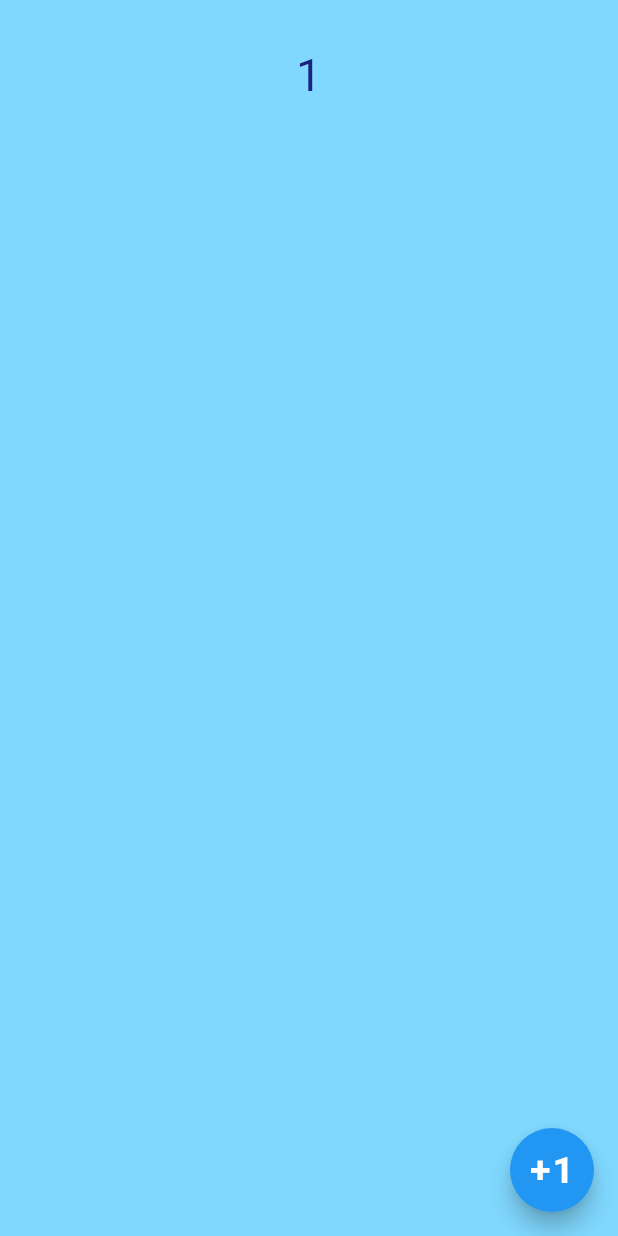
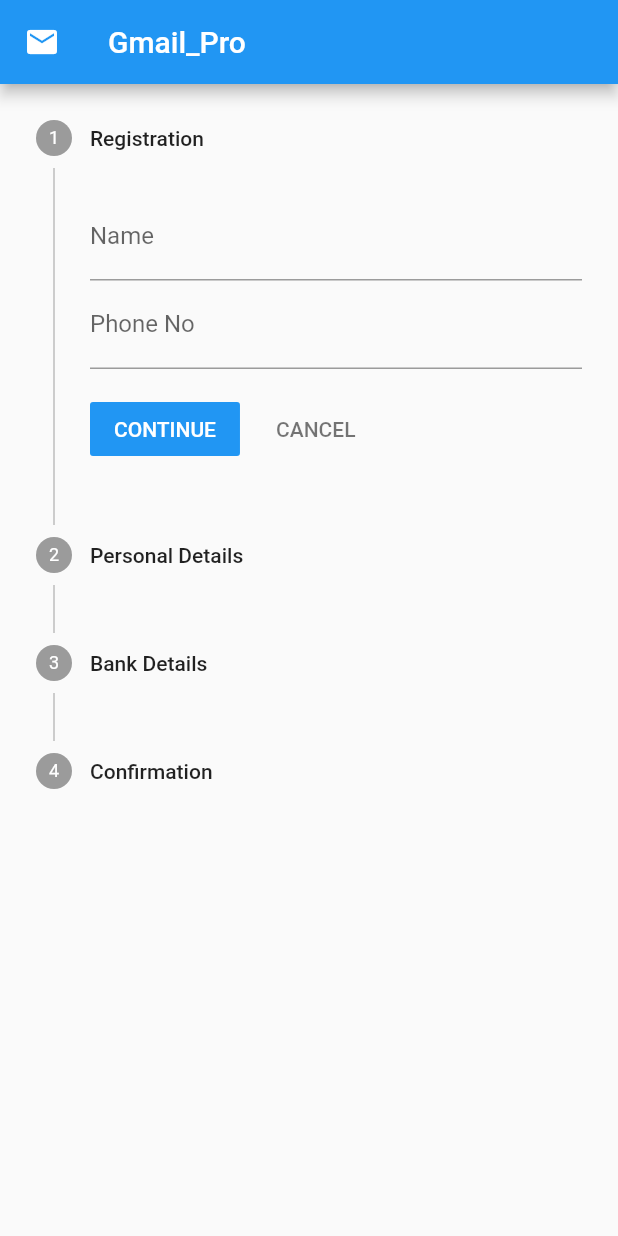
Before and after one commit to VivekTailor19/practice_advance, a Flutter app: the screen it shows after launch, on a phone screen of 412 x 824 dp. Run offline on Flutter 3.47's test engine with Material 2 defaults, Android fonts, the phone set to English and light mode, and no system bars.

Commit message:
Drawer and Stepper

```diff
--- /dev/null
+++ b/lib/drawer_n_stepper/gmaillogin.dart
@@ -0,0 +1,149 @@
+import 'package:flutter/material.dart';
+import 'package:practice/drawer_n_stepper/stepper_provider.dart';
+import 'package:provider/provider.dart';
+
+class Gmail_UI extends StatefulWidget {
+  const Gmail_UI({Key? key}) : super(key: key);
+
+  @override
+  State<Gmail_UI> createState() => _Gmail_UIState();
+}
+
+var scaffoldKey = GlobalKey<ScaffoldState>();
+
+class _Gmail_UIState extends State<Gmail_UI> {
+
+  StepperProvider? spF;
+  StepperProvider? spT;
+
+  @override
+  Widget build(BuildContext context) {
+
+    spF = Provider.of<StepperProvider>(context,listen:false);
+    spT = Provider.of<StepperProvider>(context,listen:true);
+
+    return SafeArea(
+      child: Scaffold(
+        key: scaffoldKey,
+        appBar: AppBar(
+        leading: IconButton(
+          icon: Icon(Icons.mail),
+          onPressed: () {
+            scaffoldKey.currentState?.openDrawer();
+          },
+        ),
+        title: Text("Gmail_Pro"),),
+
+
+        drawer: Drawer(
+
+          child: Column(mainAxisAlignment: MainAxisAlignment.start,
+            children: [
+              SizedBox(height: 20),
+              CircleAvatar(radius: 50,backgroundImage: NetworkImage("https://www.happierhuman.com/wp-content/uploads/2022/07/glass-half-full-type-persons-lessons-learned.jpg"),),
+              SizedBox(height: 20),
+              ListTile(leading: Icon(Icons.photo_library_outlined),title: Text("All inboxes"),),
+              ListTile(leading: Icon(Icons.image_outlined),title: Text("Primary"),),
+              ListTile(leading: Icon(Icons.label),title: Text("Promotions"),),
+              ListTile(leading: Icon(Icons.group),title: Text("Social"),),
+            ],
+          ),
+        ),
+
+
+        body: Stepper(
+          type: StepperType.vertical,
+
+
+          onStepContinue: () {
+            spF!.stepcontinue();
+
+
+
+          },
+          onStepCancel: () {
+            spF!.stepcancel();
+
+
+          },
+          currentStep: spT!.currentstep,
+
+
+
+          steps: [
+            Step(
+                title: Text("Registration"),
+                content: Column(
+                  children: [
+                    TextField(
+                      decoration: InputDecoration(
+                        labelText: "Name",
+                      ),
+                    ),
+                    TextField(
+                      decoration: InputDecoration(
+                        labelText: "Phone No",
+                      ),
+                    ),
+
+                  ],
+                )),
+            Step(
+                title: Text("Personal Details"),
+                content: Column(
+                  children: [
+                    TextField(
+                      keyboardType: TextInputType.number,
+                      decoration: InputDecoration(
+                        labelText: "Date of Birth",
+                      ),
+                    ),
+                    TextField(
+                      keyboardType: TextInputType.emailAddress,
+                      decoration: InputDecoration(
+                        labelText: "Email Id",
+                      ),
+                    ),
+
+                  ],
+                )),
+            Step(
+                title: Text("Bank Details"),
+                content: Column(
+                  children: [
+                    TextField(
+                      keyboardType: TextInputType.text,
+                      decoration: InputDecoration(
+                        labelText: "Bank Name",
+                      ),
+                    ),
+                    TextField(
+                      keyboardType: TextInputType.number,
+                      decoration: InputDecoration(
+                        labelText: "Account Number",
+                      ),
+                    ),
+
+
+                  ],
+                )),
+            Step(
+                title: Text("Confirmation"),
+                content: Column(
+                  mainAxisAlignment: MainAxisAlignment.center,
+                  children: [
+                    // ElevatedButton(onPressed: () {
+                    //   spF!.confirm();
+                    // }, child: Text("Confirm")),
+                    // (spT!.done == true) ? Text("All information is collected...") : Text(""),
+
+                    Text("All information is collected...")
+                  ],
+                )),
+
+          ],
+        ),
+      ),
+    );
+  }
+}
--- /dev/null
+++ b/lib/drawer_n_stepper/stepper_provider.dart
@@ -0,0 +1,37 @@
+import 'package:flutter/cupertino.dart';
+
+class StepperProvider extends ChangeNotifier
+{
+
+  int currentstep = 0;
+
+  void stepcontinue()
+  {
+    if(currentstep<3)
+      {
+        currentstep++;
+      }
+
+    notifyListeners();
+  }
+
+  void stepcancel()
+  {
+
+    if(currentstep>0)
+      {
+        currentstep--;
+      }
+
+    notifyListeners();
+  }
+
+  // bool done = false;
+  //
+  // void confirm()
+  // {
+  //   done = true;
+  //   notifyListeners();
+  // }
+
+}
--- a/lib/main.dart
+++ b/lib/main.dart
@@ -1,16 +1,30 @@
 import 'package:flutter/material.dart';
 import 'package:practice/counter_provider/provider/counter_provider.dart';
 import 'package:practice/counter_provider/view/counter_view.dart';
+import 'package:practice/drawer_n_stepper/gmaillogin.dart';
+import 'package:practice/drawer_n_stepper/stepper_provider.dart';
 import 'package:provider/provider.dart';
 
 void main() {
   runApp(
-    ChangeNotifierProvider(
-      create: (context) => CounterProvider(),
+    MultiProvider(
+      providers: [
+        ChangeNotifierProvider(create: (context) => CounterProvider()),
+        ChangeNotifierProvider(create: (context) => StepperProvider()),
+      ],
+
       child: MaterialApp(
+        theme: ThemeData(
+          drawerTheme: DrawerThemeData(
+            backgroundColor: Color(0xffF2F6FC),
+            width: 200
+          )
+        ),
         debugShowCheckedModeBanner: false,
+        initialRoute: 'gmail',
         routes: {
           "/":(context) => Counter_UI(),
+          "gmail":(context) => Gmail_UI(),
 
 
         },
```
